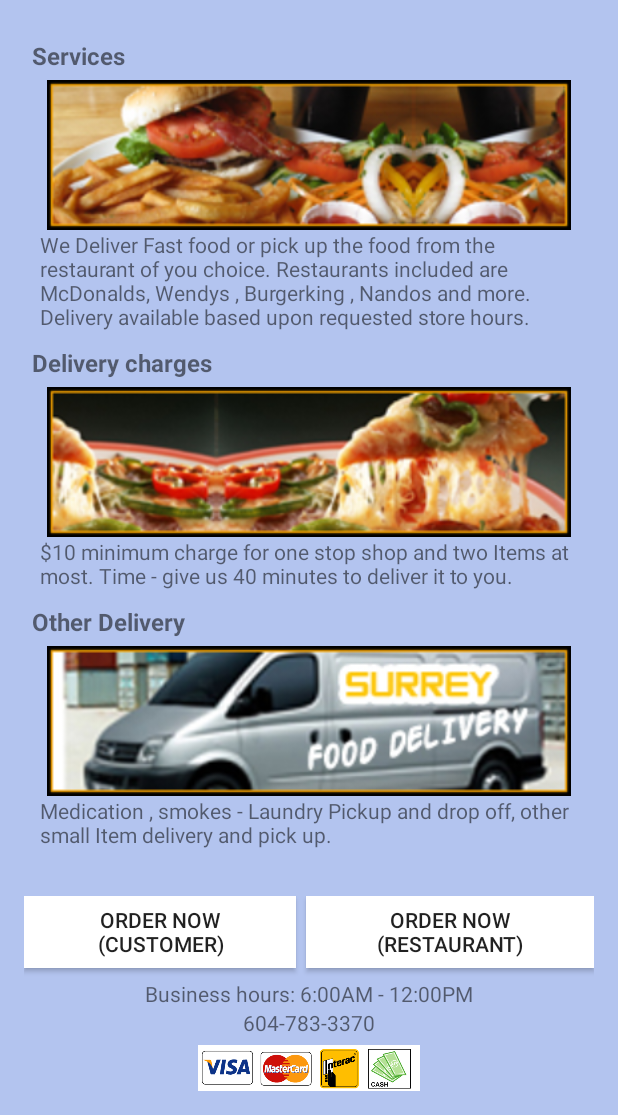
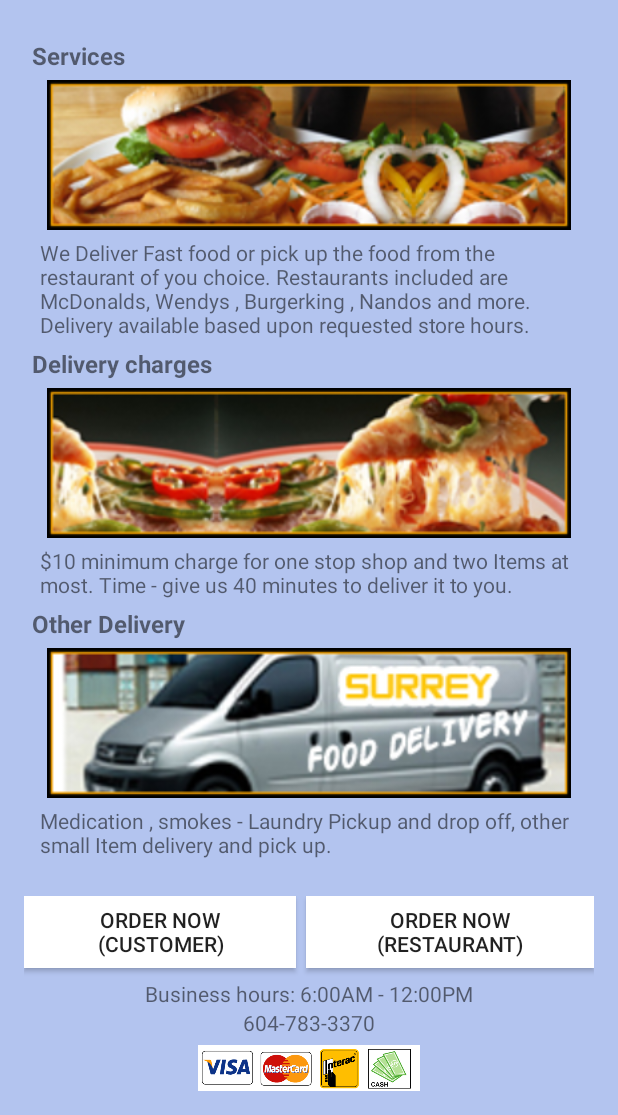
Before and after one commit to terencecyleung/SurreyFoodDelivery, an Android app: the layout activity_home.xml on its own in the app's theme, with its tools: preview values and no code run, on a phone screen of 412 x 824 dp, the part 121-1236 px from its top. Run offline under Robolectric (Android 15) with nearby library versions, the phone set to English and light mode, and no system bars.

Commit message:
fixed homepage margins

```diff
--- a/app/src/main/res/layout/activity_home.xml
+++ b/app/src/main/res/layout/activity_home.xml
@@ -106,9 +106,7 @@
                 android:layout_width="match_parent"
                 android:layout_height="wrap_content"
                 android:layout_centerHorizontal="true"
-                android:layout_marginBottom="10dp"
-                android:layout_marginLeft="5dp"
-                android:layout_marginRight="5dp"
+                android:layout_margin="5dp"
                 android:text="@string/service_description"
                 android:textAlignment="textStart" />
             <!--end services-->
@@ -134,9 +132,7 @@
                 android:layout_width="match_parent"
                 android:layout_height="wrap_content"
                 android:layout_centerHorizontal="true"
-                android:layout_marginBottom="10dp"
-                android:layout_marginLeft="5dp"
-                android:layout_marginRight="5dp"
+                android:layout_margin="5dp"
                 android:text="@string/delivery_charge_description"
                 android:textAlignment="textStart" />
             <!--end delivery charges-->
@@ -162,9 +158,7 @@
                 android:layout_width="match_parent"
                 android:layout_height="wrap_content"
                 android:layout_centerHorizontal="true"
-                android:layout_marginBottom="10dp"
-                android:layout_marginLeft="5dp"
-                android:layout_marginRight="5dp"
+                android:layout_margin="5dp"
                 android:text="@string/other_delivery_description"
                 android:textAlignment="textStart" />
             <!--end other delivery-->
```
